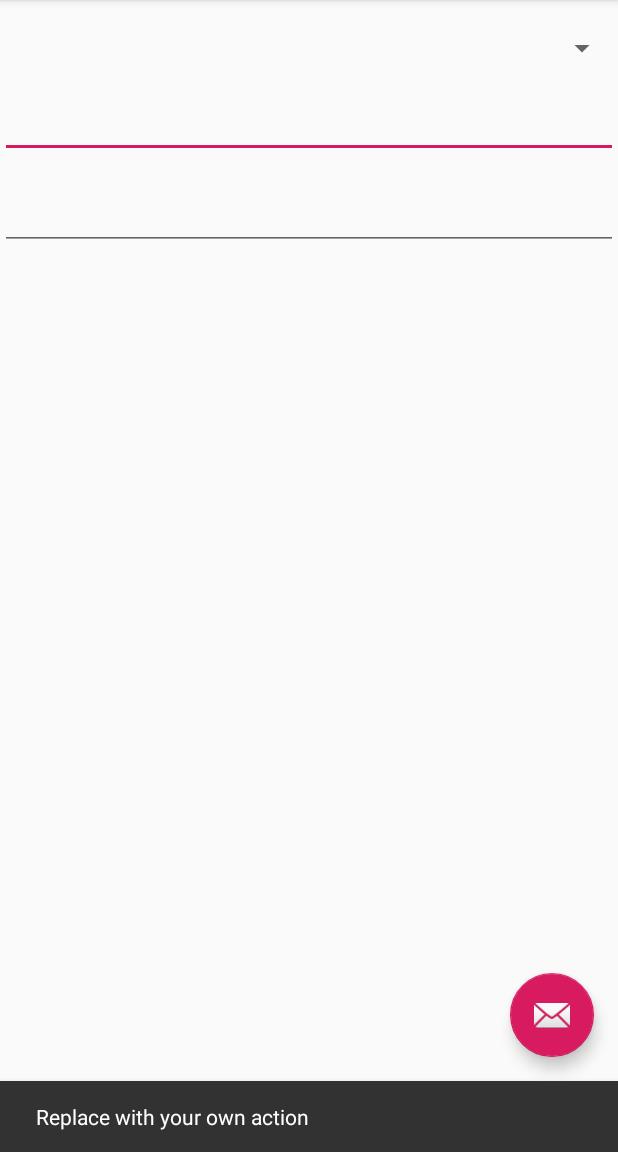
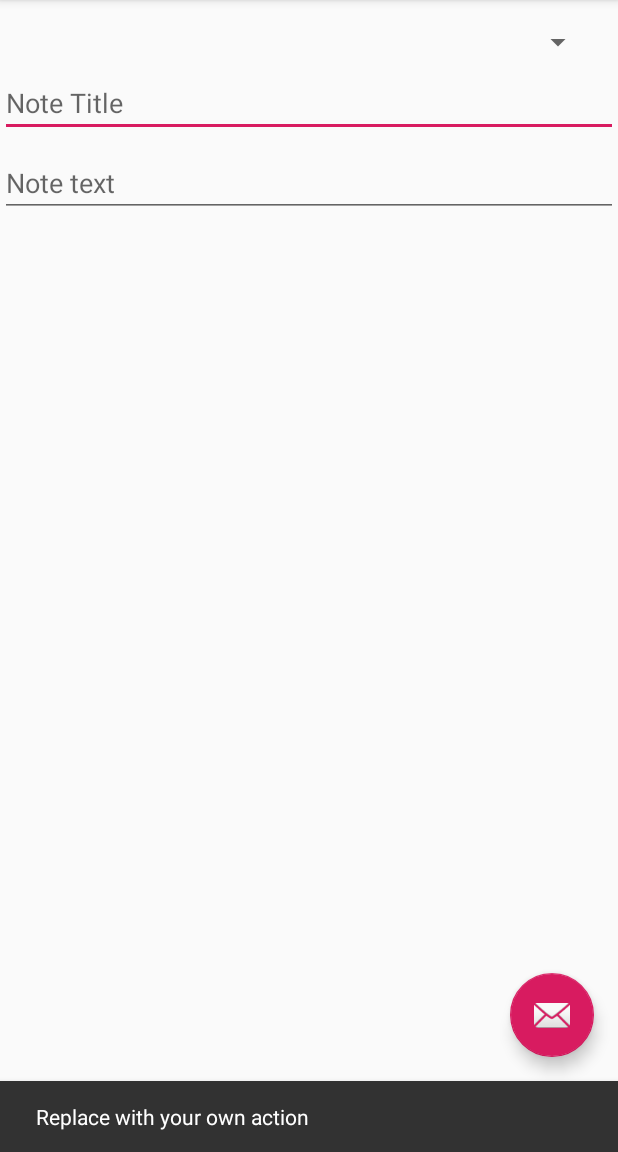
Before and after one commit to OlalKeith/Note-Keeper, an Android app: the screen it shows after launch (NoteActivity), after a tap on an icon or button, on a phone screen of 412 x 824 dp, the part 84-1236 px from its top. Run offline under Robolectric (Android 15) with nearby library versions, the phone set to English and light mode, and no system bars.

Commit message:
Change from RelativeLayout to ConstraintLayout

```diff
--- a/app/src/main/res/layout/content_note.xml
+++ b/app/src/main/res/layout/content_note.xml
@@ -1,5 +1,6 @@
 <?xml version="1.0" encoding="utf-8"?>
-<RelativeLayout xmlns:android="http://schemas.android.com/apk/res/android"
+<android.support.constraint.ConstraintLayout
+    xmlns:android="http://schemas.android.com/apk/res/android"
     xmlns:app="http://schemas.android.com/apk/res-auto"
     xmlns:tools="http://schemas.android.com/tools"
     android:layout_width="match_parent"
@@ -13,33 +14,42 @@
 
     <Spinner
         android:id="@+id/spinner_courses"
-        android:layout_width="match_parent"
+        android:layout_width="0dp"
         android:layout_height="wrap_content"
-        android:layout_alignParentEnd="true"
+        android:layout_alignParentStart="true"
         android:layout_alignParentTop="true"
-        android:layout_marginStart="0dp"
-        android:layout_marginTop="20dp"
-        tools:layout_editor_absoluteX="8dp"
-        tools:layout_editor_absoluteY="16dp" />
+        android:layout_marginStart="16dp"
+        android:layout_marginTop="16dp"
+        android:layout_marginEnd="16dp"
+        app:layout_constraintEnd_toEndOf="parent"
+        app:layout_constraintStart_toStartOf="parent"
+        app:layout_constraintTop_toTopOf="parent" />
 
     <EditText
         android:id="@+id/text_note_title"
-        android:layout_width="match_parent"
+        android:layout_width="0dp"
         android:layout_height="wrap_content"
         android:layout_alignParentStart="true"
-        android:layout_below="@id/spinner_courses"
-        android:layout_marginTop="16dp"
+        android:layout_alignParentTop="true"
+        android:layout_marginTop="6dp"
         android:ems="10"
-        android:inputType="textMultiLine" />
+        android:hint="Note Title"
+        android:inputType="textMultiLine"
+        app:layout_constraintEnd_toEndOf="parent"
+        app:layout_constraintHorizontal_bias="0.0"
+        app:layout_constraintStart_toStartOf="parent"
+        app:layout_constraintTop_toBottomOf="@+id/spinner_courses" />
 
     <EditText
         android:id="@+id/text_note_text"
-        android:layout_width="match_parent"
+        android:layout_width="0dp"
         android:layout_height="wrap_content"
-        android:layout_alignParentStart="true"
-        android:layout_below="@id/text_note_title"
-        android:layout_marginTop="16dp"
+        android:layout_marginTop="8dp"
         android:ems="10"
-        android:inputType="textMultiLine" />
+        android:hint="Note text"
+        android:inputType="textMultiLine"
+        app:layout_constraintEnd_toEndOf="@+id/text_note_title"
+        app:layout_constraintStart_toStartOf="parent"
+        app:layout_constraintTop_toBottomOf="@+id/text_note_title" />
 
-</RelativeLayout>
+</android.support.constraint.ConstraintLayout>
```
